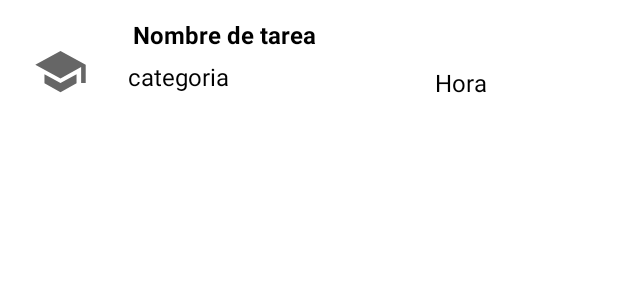
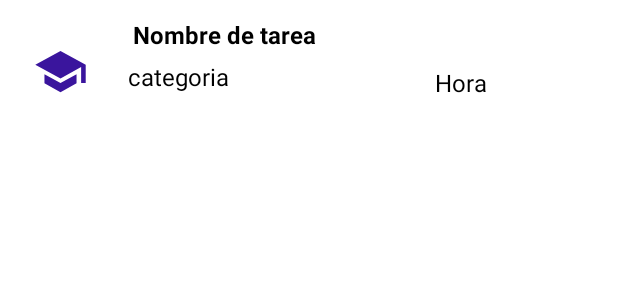
Before and after one commit to estefany-kari/Proyecto2B, an Android app: the layout disenio_inicio.xml on its own in the app's theme, with its tools: preview values and no code run, on a phone screen of 412 x 824 dp. Shown: the top 300 px of the screen. Run offline under Robolectric (Android 15) with nearby library versions, the phone set to English and light mode, and no system bars.

Commit message:
Proyecto Final Burbano y Canencia

```diff
--- a/app/src/main/java/com/example/projectv1/habito.kt
+++ b/app/src/main/java/com/example/projectv1/habito.kt
@@ -2,4 +2,4 @@ package com.example.projectv1
 
 data class habito (var nombreHabito: String?=null,var CategoriaHabito: String?=null, var descripcion:String?=null,
                   var fechaINicio:String?=null, var fechaFin:String?=null, var hora:String?=null, var prioridad: String?=null,
-                   var frecuenciaHabito: String?=null, var imagenHabito:String?=null )
+                   var frecuenciaHabito: String?=null, var imagenHabito:Int?=null )
--- a/app/src/main/java/com/example/projectv1/habitoAdapter.kt
+++ b/app/src/main/java/com/example/projectv1/habitoAdapter.kt
@@ -3,6 +3,7 @@ package com.example.projectv1
 import android.view.LayoutInflater
 import android.view.View
 import android.view.ViewGroup
+import android.widget.ImageView
 import android.widget.TextView
 import androidx.recyclerview.widget.RecyclerView
 
@@ -17,8 +18,6 @@ class habitoAdapter(private val habitoList: ArrayList<habito>): RecyclerView.Ada
         holder.nombreHabito.text= habito.nombreHabito
         holder.categoria.text = habito.CategoriaHabito
         holder.hora.text = habito.hora
-
-        //  holder.icono.text = habito.imagenTarea
     }
 
     override fun getItemCount(): Int {
@@ -28,7 +27,6 @@ class habitoAdapter(private val habitoList: ArrayList<habito>): RecyclerView.Ada
         val nombreHabito: TextView = itemView.findViewById(R.id.id_tv_nombre_habito)
         val categoria: TextView = itemView.findViewById(R.id.id_tv_categoria_habito)
         val hora: TextView = itemView.findViewById(R.id.id_tv_hora_habito)
-        // val icono: TextView = itemView.findViewById(R.id.id_icono_cate)
 
     }
 
--- /dev/null
+++ b/app/src/main/res/drawable/ic_estudio.xml
@@ -0,0 +1,5 @@
+<vector android:height="24dp" android:tint="#3A159D"
+    android:viewportHeight="24" android:viewportWidth="24"
+    android:width="24dp" xmlns:android="http://schemas.android.com/apk/res/android">
+    <path android:fillColor="@android:color/white" android:pathData="M5,13.18v4L12,21l7,-3.82v-4L12,17l-7,-3.82zM12,3L1,9l11,6 9,-4.91V17h2V9L12,3z"/>
+</vector>
--- a/app/src/main/res/layout/disenio_inicio.xml
+++ b/app/src/main/res/layout/disenio_inicio.xml
@@ -2,14 +2,15 @@
 <LinearLayout xmlns:android="http://schemas.android.com/apk/res/android"
     xmlns:app="http://schemas.android.com/apk/res-auto"
     android:layout_width="match_parent"
-    android:layout_height="match_parent"
+    android:layout_height="94dp"
     android:orientation="vertical">
 
     <RelativeLayout
         android:layout_width="match_parent"
         android:layout_height="94dp"
         android:orientation="horizontal"
-        android:padding="6dp">
+        android:padding="6dp"
+        >
 
 
         <TextView
@@ -67,7 +68,7 @@
             android:layout_marginEnd="25dp"
             android:layout_marginBottom="22dp"
             android:layout_toStartOf="@+id/id_tv_categoria"
-            app:srcCompat="@drawable/ic_baseline_school_24" />
+            app:srcCompat="@drawable/ic_estudio" />
 
     </RelativeLayout>
 
```
Also changed, not shown: app/src/main/java/com/example/projectv1/CuandoQuieresHacerlo.kt (+16 -7 lines), app/src/main/java/com/example/projectv1/categoriasHabitos.kt (+24 -0 lines), app/src/main/res/drawable/ic_baseline_sports_handball_24.xml (+6 -15 lines), app/src/main/res/layout/disenio_habitos.xml (+7 -4 lines).
